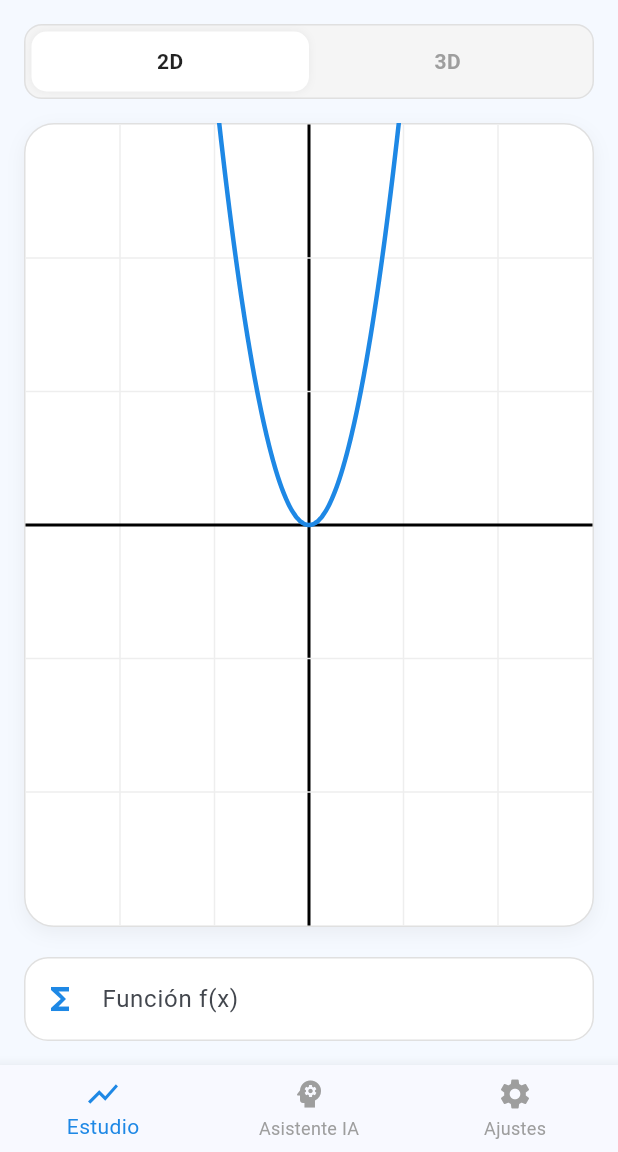
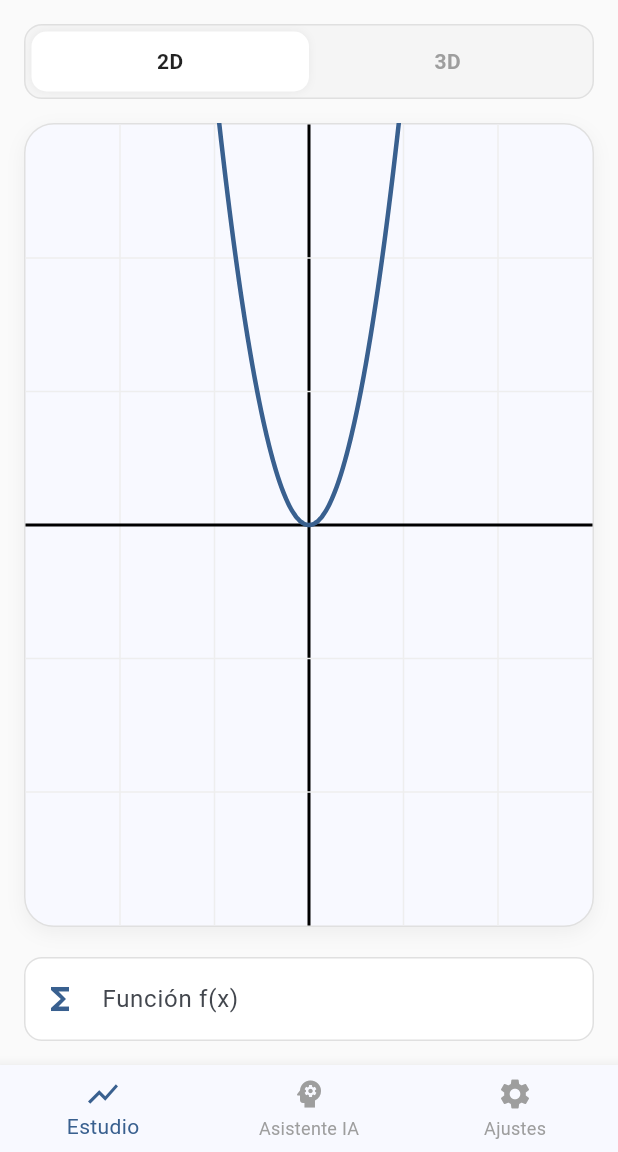
Before and after one commit to Mrc002/ProyectoMoviles_Flutter, a Flutter app: the screen it shows after launch, after a tap on "2D", on a phone screen of 412 x 824 dp, the part 84-1236 px from its top. Run offline on Flutter 3.47's test engine with Material 3 defaults, Android fonts, the phone set to English and light mode, and no system bars; drawn by our look-alikes of fl_chart; our stand-ins replace flutter_dotenv, flutter_markdown, google_generative_ai, math_expressions.

Commit message:
Agregando modo oscuro

```diff
--- a/lib/chat/screens/chat_screen.dart
+++ b/lib/chat/screens/chat_screen.dart
@@ -20,18 +20,24 @@ class _ChatScreenState extends State<ChatScreen> {
   Widget build(BuildContext context) {
     final chatProvider = context.watch<ChatProvider>();
     final l10n = AppLocalizations.of(context)!;
-    // Corrección 1: Se eliminó la variable 'editorProvider' que no se usaba aquí.
+    final theme = Theme.of(context);
+    final isDark = theme.brightness == Brightness.dark;
+
+    // Colores para los mensajes
+    final userMsgColor = theme.colorScheme.primary;
+    final aiMsgColor = theme.colorScheme.surface; // Se adaptará a oscuro/claro
+    final aiMsgTextColor = theme.colorScheme.onSurface;
 
     return Column(
       children: [
         // --- LISTA DE MENSAJES ---
         Expanded(
           child: chatProvider.messages.isEmpty
-              ? const Center(
+              ? Center(
                   child: Text(
                     l10n.chatVacio,
                     textAlign: TextAlign.center,
-                    style: TextStyle(color: Colors.grey),
+                    style: TextStyle(color: isDark ? Colors.white54 : Colors.grey),
                   ),
                 )
               : ListView.builder(
@@ -46,21 +52,27 @@ class _ChatScreenState extends State<ChatScreen> {
                         padding: const EdgeInsets.all(12),
                         constraints: BoxConstraints(maxWidth: MediaQuery.of(context).size.width * 0.8),
                         decoration: BoxDecoration(
-                          color: msg.isUser ? Theme.of(context).primaryColor : Colors.white,
+                          // Usamos los colores dinámicos
+                          color: msg.isUser ? userMsgColor : aiMsgColor,
                           borderRadius: BorderRadius.circular(12),
                           boxShadow: [
                             if (!msg.isUser)
                               BoxShadow(
-                                // Corrección 2: Usar withValues(alpha: ...) en lugar de withOpacity
-                                color: Colors.black.withValues(alpha: 0.05),
+                                color: Colors.black.withOpacity(isDark ? 0.2 : 0.05),
                                 blurRadius: 5,
                               )
                           ],
                         ),
                         child: msg.isUser
+                            // El texto del usuario siempre es blanco porque el color primario es oscuro
                             ? Text(msg.text, style: const TextStyle(color: Colors.white))
-                            // Usamos Markdown para la respuesta de la IA
-                            : MarkdownBody(data: msg.text),
+                            // El texto de la IA se adapta al tema usando Markdown
+                            : MarkdownBody(
+                                data: msg.text,
+                                styleSheet: MarkdownStyleSheet.fromTheme(theme).copyWith(
+                                  p: TextStyle(color: aiMsgTextColor)
+                                ),
+                              ),
                       ),
                     );
                   },
@@ -69,31 +81,32 @@ class _ChatScreenState extends State<ChatScreen> {
 
         // --- INDICADOR DE CARGA ---
         if (chatProvider.isLoading)
-          const Padding(
-            padding: EdgeInsets.all(8.0),
-            child: LinearProgressIndicator(),
+           Padding(
+            padding: const EdgeInsets.all(8.0),
+            child: LinearProgressIndicator(color: theme.colorScheme.primary),
           ),
 
         // --- INPUT DE TEXTO ---
         Container(
           padding: const EdgeInsets.all(8),
-          color: Colors.white,
+          // El fondo del input container también se adapta
+          color: theme.colorScheme.surface,
           child: Row(
             children: [
               Expanded(
+                // El TextField ya toma el estilo del main.dart automáticamente
                 child: TextField(
                   controller: _controller,
-                  decoration: const InputDecoration(
+                  decoration: InputDecoration(
                     hintText: l10n.chatHint,
-                    border: OutlineInputBorder(),
-                    contentPadding: EdgeInsets.symmetric(horizontal: 16),
+                    contentPadding: const EdgeInsets.symmetric(horizontal: 16),
                   ),
                   onSubmitted: (_) => _sendMessage(context),
                 ),
               ),
               IconButton(
                 icon: const Icon(Icons.send),
-                color: Theme.of(context).primaryColor,
+                color: theme.colorScheme.primary,
                 onPressed: () => _sendMessage(context),
               ),
             ],
@@ -107,15 +120,13 @@ class _ChatScreenState extends State<ChatScreen> {
     final text = _controller.text;
     if (text.trim().isEmpty) return;
 
-    // Obtenemos la ecuación y el idioma actual
     final currentEquation = context.read<EditorProvider>().equation;
     final languageCode = context.read<LanguageProvider>().appLocale.languageCode;
 
-    // Enviamos el mensaje junto con la ecuación y el idioma como contexto
     context.read<ChatProvider>().sendMessage(
       text,
       currentEquation: currentEquation,
-      languageCode: languageCode, // <-- Nuevo parámetro
+      languageCode: languageCode,
     );
 
     _controller.clear();
--- a/lib/features/editor/screens/editor_screen.dart
+++ b/lib/features/editor/screens/editor_screen.dart
@@ -9,24 +9,31 @@ class EditorScreen extends StatelessWidget {
 
   @override
   Widget build(BuildContext context) {
-    // Usamos 'watch' para que la pantalla se redibuje con los cambios
     final provider = context.watch<EditorProvider>();
     final theme = Theme.of(context);
-    final l10n = AppLocalizations.of(context)!; // <--- AGREGA ESTA LÍNEA AQUÍ
+    final isDark = theme.brightness == Brightness.dark; // Detectamos si es modo oscuro
+    final l10n = AppLocalizations.of(context)!;
+
+    // Colores dinámicos según el tema
+    final containerColor = theme.colorScheme.surface;
+    final borderColor = isDark ? Colors.grey.shade800 : Colors.grey.shade300;
+    final gridLineColor = isDark ? Colors.white10 : Colors.grey.shade200;
+    final mainAxisLineColor = isDark ? Colors.white54 : Colors.black;
 
     return Padding(
       padding: const EdgeInsets.all(16.0),
       child: Column(
         crossAxisAlignment: CrossAxisAlignment.stretch,
         children: [
-          // --- BOTÓN TOGGLE 2D / 3D (Solicitado) ---
+          // --- BOTÓN TOGGLE 2D / 3D ---
           Container(
             margin: const EdgeInsets.only(bottom: 16),
             padding: const EdgeInsets.all(4),
             decoration: BoxDecoration(
-              color: Colors.grey[100],
+              // Usamos el color de superficie del tema en lugar de grey[100]
+              color: isDark ? Colors.black26 : Colors.grey[100],
               borderRadius: BorderRadius.circular(12),
-              border: Border.all(color: Colors.grey.shade300),
+              border: Border.all(color: borderColor),
             ),
             child: Row(
               children: [
@@ -36,17 +43,18 @@ class EditorScreen extends StatelessWidget {
             ),
           ),
 
-          // --- LIENZO INFINITO (Estilo Desmos) ---
+          // --- LIENZO INFINITO ---
           Expanded(
             child: Container(
               clipBehavior: Clip.antiAlias,
               decoration: BoxDecoration(
-                color: Colors.white,
+                // Usamos el color de superficie dinámico en lugar de Colors.white
+                color: containerColor,
                 borderRadius: BorderRadius.circular(20),
-                border: Border.all(color: Colors.grey.shade300),
+                border: Border.all(color: borderColor),
                 boxShadow: [
                   BoxShadow(
-                    color: Colors.black.withOpacity(0.05),
+                    color: Colors.black.withOpacity(isDark ? 0.3 : 0.05),
                     blurRadius: 10,
                     offset: const Offset(0, 4),
                   )
@@ -55,7 +63,6 @@ class EditorScreen extends StatelessWidget {
               child: provider.is3DMode
                   ? _build3DPlaceholder(context)
                   : GestureDetector(
-                      // Gestos para mover y hacer zoom
                       onScaleStart: (details) => provider.startGesture(details),
                       onScaleUpdate: (details) {
                         final size = context.size ?? Size.zero;
@@ -68,15 +75,15 @@ class EditorScreen extends StatelessWidget {
                           clipData: const FlClipData.all(),
                           gridData: FlGridData(
                             show: true,
-                            // Cuadrícula dinámica que se adapta al zoom
                             horizontalInterval: (provider.maxY - provider.minY) / 6,
                             verticalInterval: (provider.maxX - provider.minX) / 6,
+                            // Líneas de la cuadrícula dinámicas
                             getDrawingHorizontalLine: (value) => FlLine(
-                              color: value.abs() < 0.1 ? Colors.black : Colors.grey.shade200,
+                              color: value.abs() < 0.1 ? mainAxisLineColor : gridLineColor,
                               strokeWidth: value.abs() < 0.1 ? 2 : 1,
                             ),
                             getDrawingVerticalLine: (value) => FlLine(
-                              color: value.abs() < 0.1 ? Colors.black : Colors.grey.shade200,
+                              color: value.abs() < 0.1 ? mainAxisLineColor : gridLineColor,
                               strokeWidth: value.abs() < 0.1 ? 2 : 1,
                             ),
                           ),
@@ -86,13 +93,13 @@ class EditorScreen extends StatelessWidget {
                             LineChartBarData(
                               spots: provider.points,
                               isCurved: true,
-                              color: theme.primaryColor,
+                              color: theme.colorScheme.primary,
                               barWidth: 3,
                               dotData: const FlDotData(show: false),
                             ),
                           ],
                         ),
-                        duration: Duration.zero, // Sin animación para respuesta inmediata
+                        duration: Duration.zero,
                       ),
                     ),
             ),
@@ -101,18 +108,16 @@ class EditorScreen extends StatelessWidget {
           const SizedBox(height: 20),
 
           // --- CAMPO DE FÓRMULA ---
+          // Ya no necesitamos configurar colores aquí porque los definimos en el main.dart
           TextField(
             onChanged: (value) => provider.updateEquation(value),
             decoration: InputDecoration(
               labelText: provider.is3DMode ? l10n.editorFuncion3D : l10n.editorFuncion2D,
               hintText: provider.is3DMode ? l10n.editorHint3D : l10n.editorHint2D,
-              filled: true,
-              fillColor: Colors.white,
-              prefixIcon: Icon(Icons.functions, color: provider.isValid ? theme.primaryColor : Colors.red),
-              border: OutlineInputBorder(borderRadius: BorderRadius.circular(16)),
-              enabledBorder: OutlineInputBorder(
-                borderSide: BorderSide(color: Colors.grey.shade300),
-                borderRadius: BorderRadius.circular(16),
+              prefixIcon: Icon(
+                Icons.functions,
+                // El icono también se adapta
+                color: provider.isValid ? theme.colorScheme.primary : theme.colorScheme.error
               ),
             ),
           ),
@@ -122,23 +127,25 @@ class EditorScreen extends StatelessWidget {
   }
 
   Widget _build3DPlaceholder(BuildContext context) {
-    // Usamos el l10n aquí también
-    final l10n = AppLocalizations.of(context)!; // Asegúrate de que context esté disponible, o pásalo como parámetro
+    final l10n = AppLocalizations.of(context)!;
+    final isDark = Theme.of(context).brightness == Brightness.dark;
 
     return Center(
       child: Column(
         mainAxisAlignment: MainAxisAlignment.center,
         children: [
-          Icon(Icons.view_in_ar, size: 80, color: Colors.grey[200]),
+          Icon(Icons.view_in_ar, size: 80, color: isDark ? Colors.white24 : Colors.grey[200]),
           const SizedBox(height: 10),
-          Text(l10n.editorModo3D, style: TextStyle(color: Colors.grey[400], fontSize: 20)), // <-- Traducido
+          Text(
+            l10n.editorModo3D,
+            style: TextStyle(color: isDark ? Colors.white54 : Colors.grey[400], fontSize: 20)
+          ),
         ],
       ),
     );
   }
 }
 
-// Botón personalizado para el toggle superior
 class _ModeButton extends StatelessWidget {
   final String label;
   final bool isActive;
@@ -147,6 +154,17 @@ class _ModeButton extends StatelessWidget {
 
   @override
   Widget build(BuildContext context) {
+    final theme = Theme.of(context);
+    final isDark = theme.brightness == Brightness.dark;
+
+    // Color del texto del botón
+    final textColor = isActive
+        ? (isDark ? theme.colorScheme.onSurface : Colors.black87)
+        : (isDark ? Colors.white54 : Colors.grey[500]);
+
+    // Color del fondo del botón activo
+    final activeBackgroundColor = isDark ? theme.colorScheme.surface : Colors.white;
+
     return GestureDetector(
       onTap: () {
         if (!isActive) context.read<EditorProvider>().toggleMode();
@@ -155,16 +173,16 @@ class _ModeButton extends StatelessWidget {
         duration: const Duration(milliseconds: 200),
         padding: const EdgeInsets.symmetric(vertical: 10),
         decoration: BoxDecoration(
-          color: isActive ? Colors.white : Colors.transparent,
+          color: isActive ? activeBackgroundColor : Colors.transparent,
           borderRadius: BorderRadius.circular(10),
-          boxShadow: isActive ? [BoxShadow(color: Colors.black.withOpacity(0.05), blurRadius: 4)] : null,
+          boxShadow: isActive ? [BoxShadow(color: Colors.black.withOpacity(isDark ? 0.2 : 0.05), blurRadius: 4)] : null,
         ),
         child: Text(
           label,
           textAlign: TextAlign.center,
           style: TextStyle(
             fontWeight: FontWeight.bold,
-            color: isActive ? Colors.black87 : Colors.grey[500],
+            color: textColor,
           ),
         ),
       ),
--- a/lib/main.dart
+++ b/lib/main.dart
@@ -1,28 +1,120 @@
 import 'package:flutter/material.dart';
+import 'package:flutter_dotenv/flutter_dotenv.dart';
 import 'package:provider/provider.dart';
-import 'package:flutter_dotenv/flutter_dotenv.dart';
-import 'app.dart';
+import 'l10n/app_localizations.dart';
 import 'features/editor/logic/editor_provider.dart';
+import 'features/settings/logic/language_provider.dart';
+import 'features/settings/logic/theme_provider.dart';
 import 'chat/logic/chat_provider.dart';
-import 'features/settings/logic/theme_provider.dart';
-import 'features/settings/logic/language_provider.dart';
 
-Future<void> main() async {
-  // Asegura que los bindings de Flutter estén listos antes de ejecutar código asíncrono
+// Screens
+import 'features/home/screens/home_screen.dart';
+
+void main() async {
   WidgetsFlutterBinding.ensureInitialized();
-
-  // Carga las variables de entorno
   await dotenv.load(fileName: ".env");
 
   runApp(
     MultiProvider(
       providers: [
         ChangeNotifierProvider(create: (_) => EditorProvider()),
+        ChangeNotifierProvider(create: (_) => LanguageProvider()),
+        ChangeNotifierProvider(create: (_) => ThemeProvider()),
         ChangeNotifierProvider(create: (_) => ChatProvider()),
-        ChangeNotifierProvider(create: (_) => ThemeProvider()),
-        ChangeNotifierProvider(create: (_) => LanguageProvider()),
       ],
       child: const MyApp(),
     ),
   );
 }
+
+class MyApp extends StatelessWidget {
+  const MyApp({super.key});
+
+  @override
+  Widget build(BuildContext context) {
+    final languageProvider = context.watch<LanguageProvider>();
+    final themeProvider = context.watch<ThemeProvider>();
+
+    // ¡De vuelta a tu azul original!
+    const primaryColor = Color(0xFF1E88E5);
+    // Un azul ligeramente más claro para que no se pierda en el modo oscuro
+    const darkPrimaryColor = Color(0xFF64B5F6);
+
+    return MaterialApp(
+      title: 'Math AI Studio',
+      debugShowCheckedModeBanner: false,
+
+      // --- CONFIGURACIÓN DE IDIOMA ---
+      locale: languageProvider.appLocale,
+      localizationsDelegates: AppLocalizations.localizationsDelegates,
+      supportedLocales: AppLocalizations.supportedLocales,
+
+      // --- TEMA CLARO (LIGHT) ---
+      theme: ThemeData(
+        useMaterial3: true,
+        brightness: Brightness.light,
+        colorSchemeSeed: primaryColor,
+        scaffoldBackgroundColor: Colors.grey[50],
+        appBarTheme: const AppBarTheme(
+          backgroundColor: Colors.transparent,
+          surfaceTintColor: Colors.transparent,
+        ),
+        inputDecorationTheme: InputDecorationTheme(
+          filled: true,
+          fillColor: Colors.white,
+          border: OutlineInputBorder(
+            borderRadius: BorderRadius.circular(12),
+            borderSide: BorderSide(color: Colors.grey.shade300),
+          ),
+          enabledBorder: OutlineInputBorder(
+            borderRadius: BorderRadius.circular(12),
+            borderSide: BorderSide(color: Colors.grey.shade300),
+          ),
+        ),
+      ),
+
+      // --- TEMA OSCURO (DARK) PROFESIONAL ---
+      darkTheme: ThemeData(
+        useMaterial3: true,
+        brightness: Brightness.dark,
+        scaffoldBackgroundColor: const Color(0xFF121212),
+        colorScheme: const ColorScheme.dark(
+          primary: darkPrimaryColor, // Usamos el azul claro aquí
+          surface: Color(0xFF1E1E1E),
+          onSurface: Colors.white,
+        ),
+        appBarTheme: const AppBarTheme(
+          backgroundColor: Colors.transparent,
+          surfaceTintColor: Colors.transparent,
+          elevation: 0,
+        ),
+        inputDecorationTheme: InputDecorationTheme(
+          filled: true,
+          fillColor: const Color(0xFF2C2C2C),
+          labelStyle: const TextStyle(color: Colors.grey),
+          hintStyle: TextStyle(color: Colors.grey.shade600),
+          border: OutlineInputBorder(
+            borderRadius: BorderRadius.circular(12),
+            borderSide: BorderSide(color: Colors.grey.shade700),
+          ),
+          enabledBorder: OutlineInputBorder(
+            borderRadius: BorderRadius.circular(12),
+            borderSide: BorderSide(color: Colors.grey.shade800),
+          ),
+          focusedBorder: OutlineInputBorder(
+            borderRadius: BorderRadius.circular(12),
+            borderSide: const BorderSide(color: darkPrimaryColor), // Bordes azules al escribir
+          ),
+        ),
+        bottomNavigationBarTheme: const BottomNavigationBarThemeData(
+          backgroundColor: Color(0xFF1E1E1E),
+          selectedItemColor: darkPrimaryColor, // Iconos del menú en azul
+          unselectedItemColor: Colors.grey,
+        ),
+      ),
+
+      themeMode: themeProvider.themeMode,
+      home: const HomeScreen(),
+    );
+  }
+}
```
